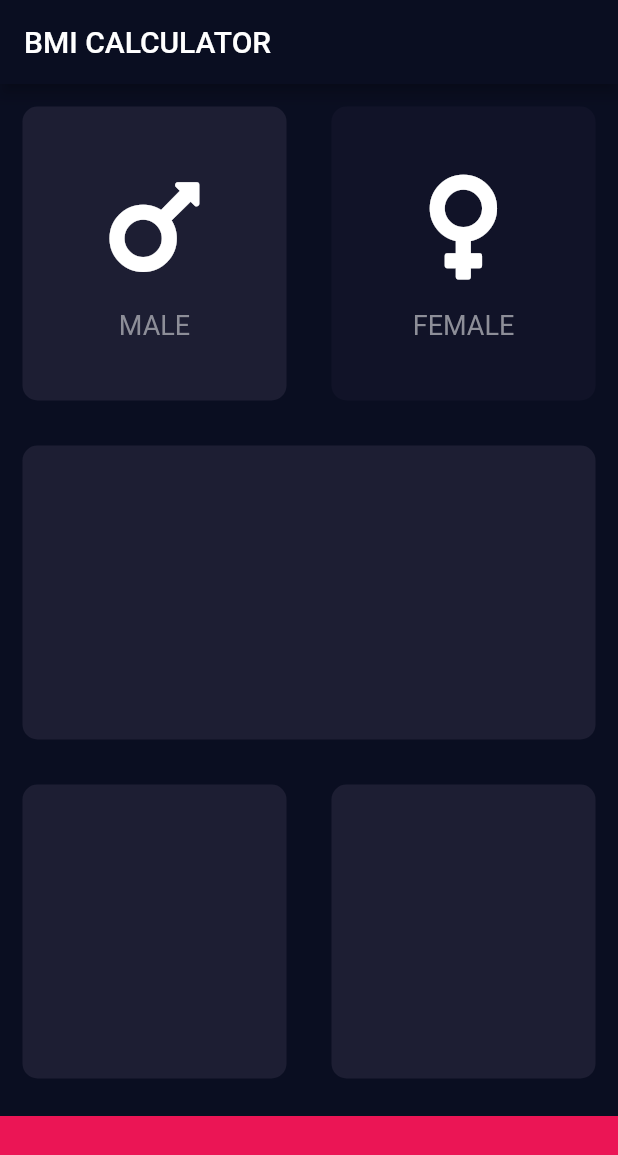
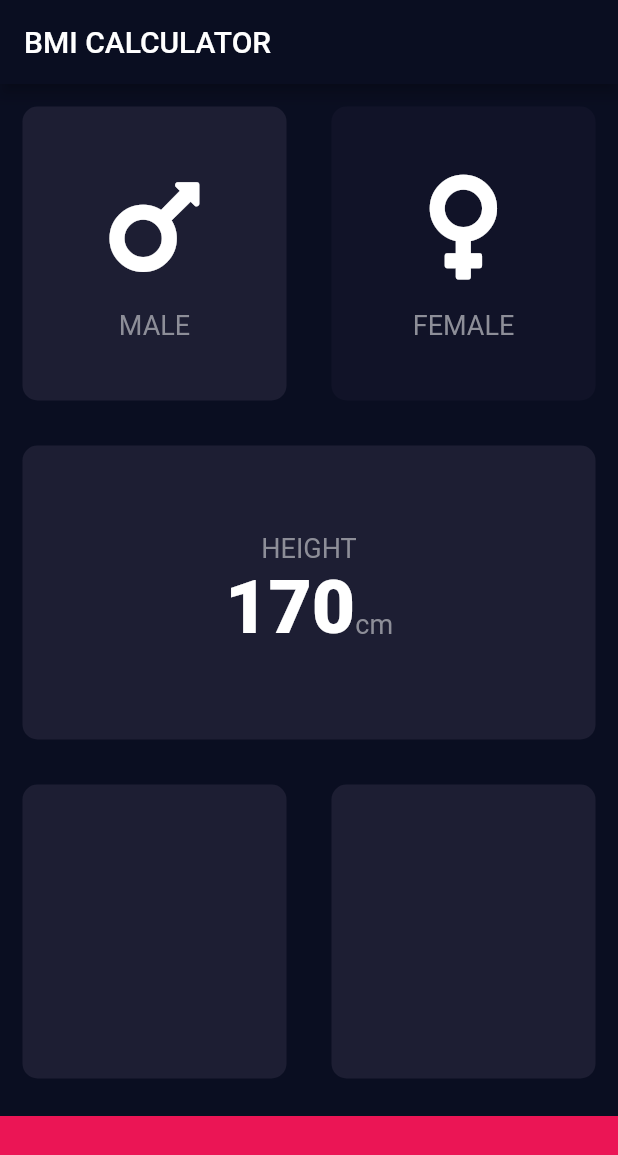
Before and after one commit to mqkotoo/BMI_Caluculator, a Flutter app: the screen it shows after launch, after a tap on "MALE", on a phone screen of 412 x 824 dp. Shown: the top 1155 px of the screen. Run offline on Flutter 3.47's test engine with Material 2 defaults, Android fonts, the phone set to English and light mode, and no system bars; our stand-ins replace font_awesome_flutter.

Commit message:
start HEIGHT section

```diff
--- /dev/null
+++ b/lib/constants.dart
@@ -0,0 +1,20 @@
+
+
+
+import 'package:flutter/material.dart';
+
+const bottomContainerHeight = 80.0;
+const activeCardColor = Color(0xFF1D1E33);
+const inactiveCardColor = Color(0xFF111328);
+const bottomContainerColor = Color(0xFFEB1555);
+
+
+const labelTextStyle = TextStyle(
+  fontSize: 18.0,
+  color: Color(0xFF8D8E98),
+);
+
+const bodyNumberStyle = TextStyle(
+    fontSize: 50.0,
+    fontWeight: FontWeight.w900
+);
--- a/lib/icon_content.dart
+++ b/lib/icon_content.dart
@@ -1,9 +1,8 @@
 import 'package:flutter/material.dart';
 
-const sexTextStyle = TextStyle(
-  fontSize: 18.0,
-  color: Color(0xFF8D8E98),
-);
+import 'constants.dart';
+
+
 
 class IconContent extends StatelessWidget {
   IconContent({this.icon, this.sex});
@@ -25,7 +24,7 @@ class IconContent extends StatelessWidget {
         ),
         Text(
           sex!,
-            style: sexTextStyle,
+            style: labelTextStyle,
         )
       ],
     );
--- a/lib/input_page.dart
+++ b/lib/input_page.dart
@@ -1,53 +1,18 @@
 import 'package:bmi_calculator/reusable_card.dart';
 import 'package:flutter/material.dart';
 import 'package:font_awesome_flutter/font_awesome_flutter.dart';
+import 'constants.dart';
 import 'icon_content.dart';
 
-const bottomContainerHeight = 80.0;
-const activeCardColor = Color(0xFF1D1E33);
-const inactiveCardColor = Color(0xFF111328);
-const bottomContainerColor = Color(0xFFEB1555);
-
-enum Gender {
-  male,
-  female
-}
+enum Gender { male, female }
 
 class InputPage extends StatefulWidget {
   @override
   _InputPageState createState() => _InputPageState();
 }
 
-
 class _InputPageState extends State<InputPage> {
-
-  Color maleCardColor = inactiveCardColor;
-  Color femaleCardColor = inactiveCardColor;
-
-  void updateColor(Gender selectedGender) {
-
-    // male was pressed
-    if (selectedGender == Gender.male) {
-      if (maleCardColor == inactiveCardColor) {
-        maleCardColor = activeCardColor;
-        // maleがアクティブになるとfemaleはイナクティブになる
-        femaleCardColor = inactiveCardColor;
-      } else {
-        maleCardColor = inactiveCardColor;
-      }
-    }
-
-    // female was pressed
-    if (selectedGender == Gender.female) {
-      if (femaleCardColor == inactiveCardColor) {
-        femaleCardColor = activeCardColor;
-        // femaleがアクティブになるとmaleはイナクティブになる
-        maleCardColor = inactiveCardColor;
-      } else {
-        femaleCardColor = inactiveCardColor;
-      }
-    }
-  }
+  Gender? selectedGender;
 
   @override
   Widget build(BuildContext context) {
@@ -57,63 +22,82 @@ class _InputPageState extends State<InputPage> {
           title: Text('BMI CALCULATOR'),
         ),
         body: Column(
+          crossAxisAlignment: CrossAxisAlignment.stretch,
           children: [
             Expanded(
               child: Row(
                 children: [
-                  // 1
+                  // MALE
                   Expanded(
-                    child: GestureDetector(
-                      onTap: () {
+                    child: reusableCard(
+                      onPress: () {
                         setState(() {
-                          updateColor(Gender.male);
+                          selectedGender = Gender.male;
                         });
                       },
-                      child: reusableCard(
-                        color: maleCardColor,
-                        cardChild: IconContent(
-                          icon: FontAwesomeIcons.mars,
-                          sex: "MALE",
-                        ),
+                      color: selectedGender == Gender.male
+                          ? activeCardColor
+                          : inactiveCardColor,
+                      cardChild: IconContent(
+                        icon: FontAwesomeIcons.mars,
+                        sex: "MALE",
                       ),
                     ),
                   ),
-                  // 1.2
+                  // FEMALE
                   Expanded(
-                    child: GestureDetector(
-                      onTap: () {
+                    child: reusableCard(
+                      onPress: () {
                         setState(() {
-                          updateColor(Gender.female);
+                          selectedGender = Gender.female;
                         });
                       },
-                      child: reusableCard(
-                        color: femaleCardColor,
-                        cardChild: IconContent(
-                          icon: FontAwesomeIcons.venus,
-                          sex: "FEMALE",
-                        ),
+                      color: selectedGender == Gender.female
+                          ? activeCardColor
+                          : inactiveCardColor,
+                      cardChild: IconContent(
+                        icon: FontAwesomeIcons.venus,
+                        sex: "FEMALE",
                       ),
                     ),
                   ),
                 ],
               ),
             ),
-            // 2
+            // height
             Expanded(
               child: reusableCard(
                 color: activeCardColor,
+                cardChild: Column(
+                  mainAxisAlignment: MainAxisAlignment.center,
+                  children: [
+                    Text(
+                      "HEIGHT",
+                      style: labelTextStyle,
+                    ),
+                    Row(
+                      mainAxisAlignment: MainAxisAlignment.center,
+                      crossAxisAlignment: CrossAxisAlignment.baseline,
+                      textBaseline: TextBaseline.alphabetic,
+                      children: [
+                        Text("170",style: bodyNumberStyle),
+                        Text("cm",style: labelTextStyle,)
+                      ],
+                    ),
+                  ],
+                ),
               ),
             ),
             // 3
             Expanded(
               child: Row(
                 children: [
-                  // 3.1
+                  // weight
                   Expanded(
                       child: reusableCard(
                     color: activeCardColor,
                   )),
-                  // 3.2
+                  // age
                   Expanded(
                     child: reusableCard(
                       color: activeCardColor,
--- a/lib/reusable_card.dart
+++ b/lib/reusable_card.dart
@@ -1,19 +1,24 @@
 import 'package:flutter/material.dart';
 
 class reusableCard extends StatelessWidget {
-  reusableCard({required this.color, this.cardChild});
+  reusableCard({required this.color, this.cardChild, this.onPress});
 
   final Color color;
   final Widget? cardChild;
+  final void Function()? onPress;
 
   @override
   Widget build(BuildContext context) {
-    return Container(
-      child: cardChild,
-      margin: EdgeInsets.all(15.0),
-      decoration: BoxDecoration(
-        color: color,
-        borderRadius: BorderRadius.circular(10.0),),
+    return GestureDetector(
+      onTap: onPress,
+      child: Container(
+        child: cardChild,
+        margin: EdgeInsets.all(15.0),
+        decoration: BoxDecoration(
+          color: color,
+          borderRadius: BorderRadius.circular(10.0),
+        ),
+      ),
     );
   }
 }
```
